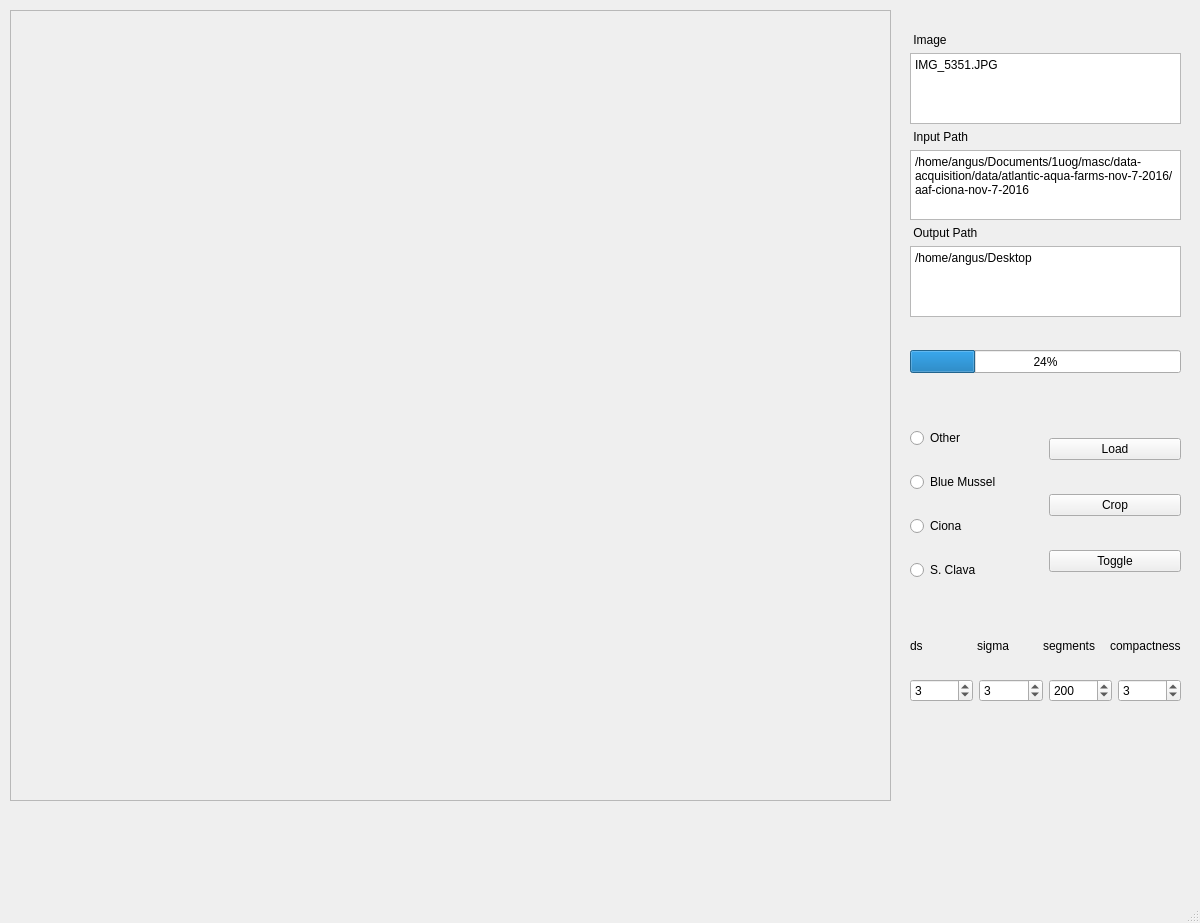
Above: gui_test.ui from AngusG/truth-and-crop before the change. Below: the same form after it.
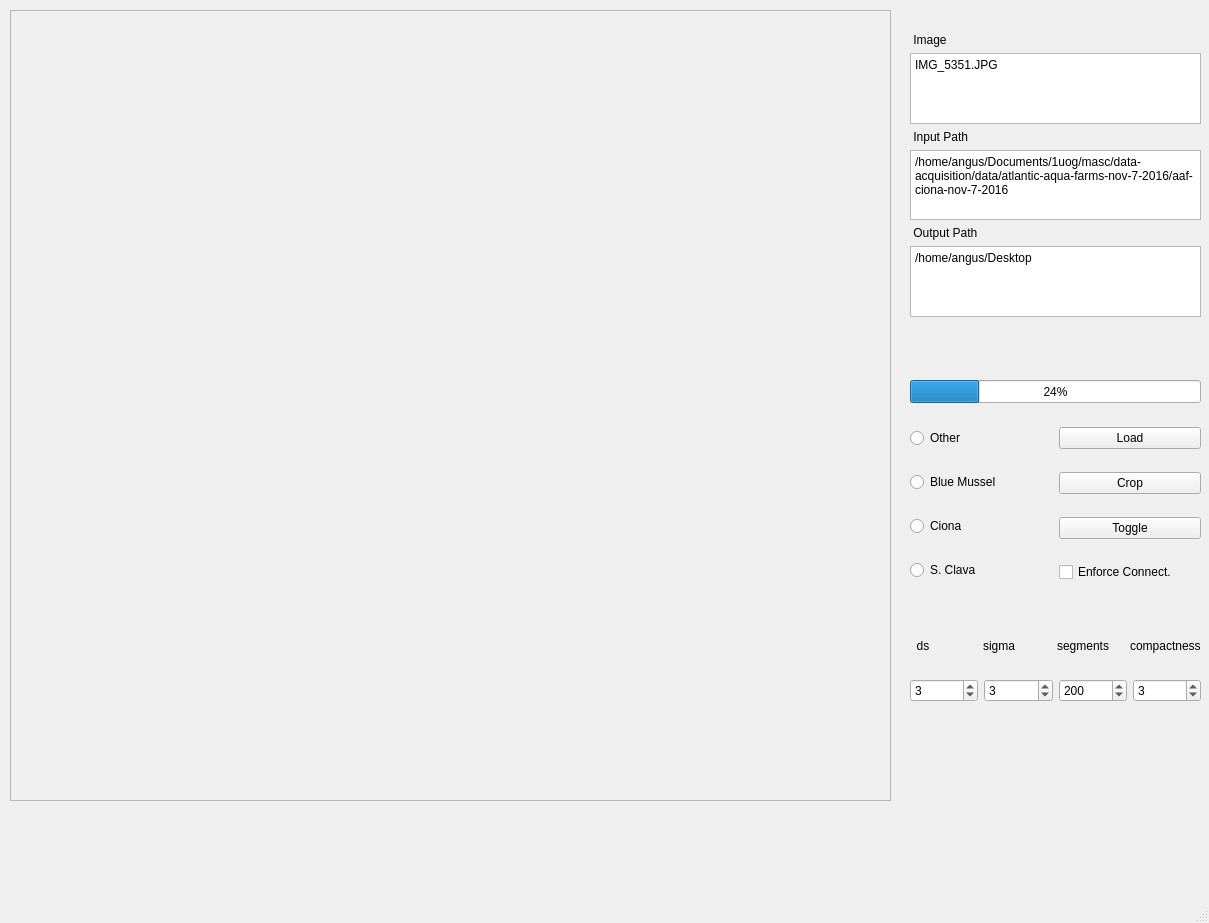
That is the form after the change.

Commit message: Grab fields from GUI

```diff
--- a/gui_test.ui
+++ b/gui_test.ui
@@ -6,7 +6,7 @@
    <rect>
     <x>0</x>
     <y>0</y>
-    <width>1200</width>
+    <width>1209</width>
     <height>923</height>
    </rect>
   </property>
@@ -54,7 +54,7 @@
      <rect>
       <x>910</x>
       <y>670</y>
-      <width>271</width>
+      <width>291</width>
       <height>41</height>
      </rect>
     </property>
@@ -97,7 +97,7 @@
      <rect>
       <x>910</x>
       <y>620</y>
-      <width>271</width>
+      <width>291</width>
       <height>51</height>
      </rect>
     </property>
@@ -105,7 +105,7 @@
      <item>
       <widget class="QLabel" name="label_7">
        <property name="text">
-        <string>ds</string>
+        <string>  ds</string>
        </property>
       </widget>
      </item>
@@ -137,7 +137,7 @@
      <rect>
       <x>910</x>
       <y>410</y>
-      <width>271</width>
+      <width>291</width>
       <height>191</height>
      </rect>
     </property>
@@ -197,6 +197,13 @@
          </property>
         </widget>
        </item>
+       <item>
+        <widget class="QCheckBox" name="enforceConnectivityBox">
+         <property name="text">
+          <string>Enforce Connect.</string>
+         </property>
+        </widget>
+       </item>
       </layout>
      </item>
     </layout>
@@ -206,7 +213,7 @@
      <rect>
       <x>910</x>
       <y>33</y>
-      <width>271</width>
+      <width>291</width>
       <height>284</height>
      </rect>
     </property>
@@ -271,8 +278,8 @@
     <property name="geometry">
      <rect>
       <x>910</x>
-      <y>350</y>
-      <width>271</width>
+      <y>380</y>
+      <width>291</width>
       <height>23</height>
      </rect>
     </property>
```
Left out of the diff: 4 changed lines with no effect on the pictures. The commit also changes 2 other files.
